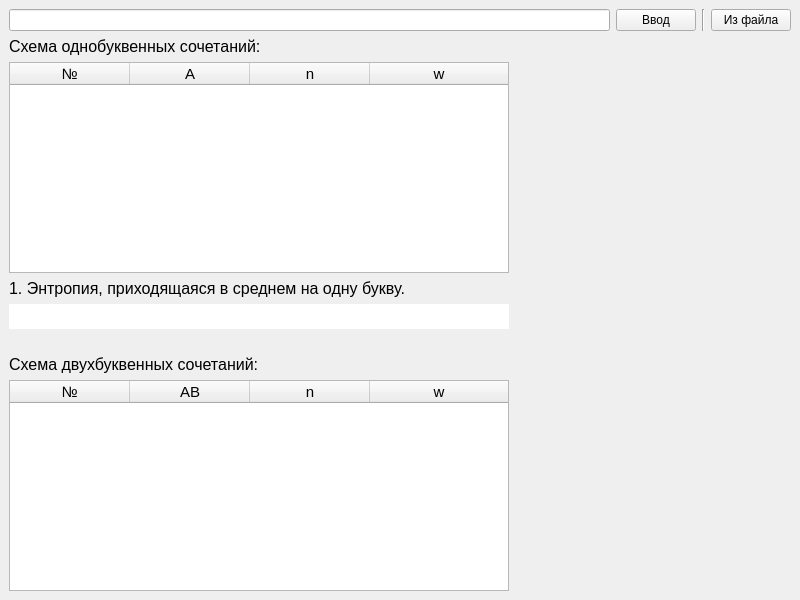
Old version of the form 3 course/teor_kodirovaniya/lab_2/mainwindow.ui in the repository Manerton/labs-se.
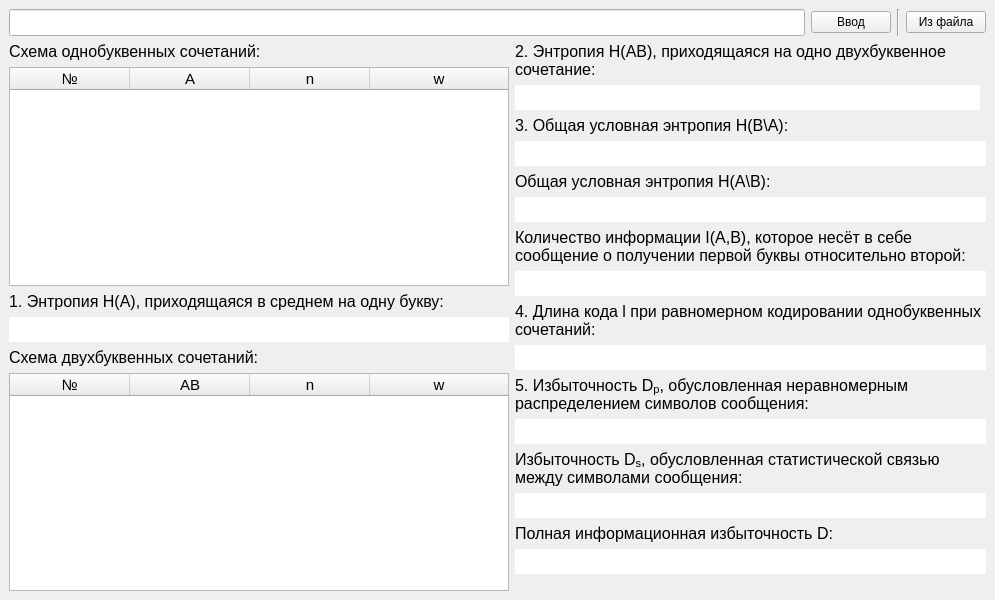
New version of the form. Icons and pictures are not drawn.

The edit to the form file:
```diff
--- a/3 course/teor_kodirovaniya/lab_2/mainwindow.ui
+++ b/3 course/teor_kodirovaniya/lab_2/mainwindow.ui
@@ -6,292 +6,551 @@
    <rect>
     <x>0</x>
     <y>0</y>
-    <width>800</width>
+    <width>995</width>
     <height>600</height>
    </rect>
   </property>
+  <property name="maximumSize">
+   <size>
+    <width>995</width>
+    <height>16777215</height>
+   </size>
+  </property>
   <property name="windowTitle">
    <string>Лабораторная №2. Обработка алфавита введенного сообщения. Катунин. С.</string>
   </property>
   <widget class="QWidget" name="centralwidget">
-   <layout class="QGridLayout" name="gridLayout_2" rowstretch="0,0,0,0,0,0,0,0,0,0">
-    <item row="2" column="0">
-     <widget class="QTableWidget" name="tableWidget_single">
-      <property name="sizePolicy">
-       <sizepolicy hsizetype="Preferred" vsizetype="Expanding">
-        <horstretch>0</horstretch>
-        <verstretch>0</verstretch>
-       </sizepolicy>
-      </property>
-      <property name="maximumSize">
-       <size>
-        <width>500</width>
-        <height>16777215</height>
-       </size>
-      </property>
-      <property name="gridStyle">
-       <enum>Qt::SolidLine</enum>
-      </property>
-      <attribute name="horizontalHeaderVisible">
-       <bool>true</bool>
-      </attribute>
-      <attribute name="horizontalHeaderCascadingSectionResizes">
-       <bool>false</bool>
-      </attribute>
-      <attribute name="horizontalHeaderMinimumSectionSize">
-       <number>35</number>
-      </attribute>
-      <attribute name="horizontalHeaderDefaultSectionSize">
-       <number>120</number>
-      </attribute>
-      <attribute name="horizontalHeaderShowSortIndicator" stdset="0">
-       <bool>false</bool>
-      </attribute>
-      <attribute name="horizontalHeaderStretchLastSection">
-       <bool>true</bool>
-      </attribute>
-      <attribute name="verticalHeaderVisible">
-       <bool>false</bool>
-      </attribute>
-      <attribute name="verticalHeaderMinimumSectionSize">
-       <number>19</number>
-      </attribute>
-      <column>
-       <property name="text">
-        <string>№</string>
-       </property>
-       <property name="font">
-        <font>
-         <pointsize>11</pointsize>
-        </font>
-       </property>
-      </column>
-      <column>
-       <property name="text">
-        <string>A</string>
-       </property>
-       <property name="font">
-        <font>
-         <pointsize>11</pointsize>
-        </font>
-       </property>
-      </column>
-      <column>
-       <property name="text">
-        <string>n</string>
-       </property>
-       <property name="font">
-        <font>
-         <pointsize>11</pointsize>
-        </font>
-       </property>
-      </column>
-      <column>
-       <property name="text">
-        <string>w</string>
-       </property>
-       <property name="font">
-        <font>
-         <pointsize>11</pointsize>
-        </font>
-       </property>
-      </column>
-     </widget>
-    </item>
-    <item row="4" column="0">
-     <widget class="QLabel" name="label_singleEntropy">
-      <property name="text">
-       <string>&lt;html&gt;&lt;head/&gt;&lt;body&gt;&lt;p&gt;&lt;span style=&quot; font-size:12pt;&quot;&gt;1. Энтропия, приходящаяся в среднем на одну букву.&lt;/span&gt;&lt;/p&gt;&lt;/body&gt;&lt;/html&gt;</string>
-      </property>
-     </widget>
-    </item>
-    <item row="7" column="0">
-     <widget class="QLabel" name="label_schema2">
-      <property name="text">
-       <string>&lt;html&gt;&lt;head/&gt;&lt;body&gt;&lt;p&gt;&lt;span style=&quot; font-size:12pt;&quot;&gt;Схема двухбуквенных сочетаний:&lt;/span&gt;&lt;/p&gt;&lt;/body&gt;&lt;/html&gt;</string>
-      </property>
-     </widget>
-    </item>
-    <item row="0" column="0">
-     <widget class="QLineEdit" name="lineEdit_text"/>
-    </item>
-    <item row="5" column="0">
-     <widget class="QLineEdit" name="lineEdit_singleEntropy">
-      <property name="maximumSize">
-       <size>
-        <width>500</width>
-        <height>16777215</height>
-       </size>
-      </property>
-      <property name="font">
-       <font>
-        <pointsize>12</pointsize>
-       </font>
-      </property>
-      <property name="frame">
-       <bool>false</bool>
-      </property>
-     </widget>
-    </item>
-    <item row="6" column="0">
-     <widget class="QLabel" name="singleEntropy_formula">
-      <property name="enabled">
-       <bool>true</bool>
-      </property>
-      <property name="maximumSize">
-       <size>
-        <width>500</width>
-        <height>500</height>
-       </size>
-      </property>
-      <property name="sizeIncrement">
-       <size>
-        <width>0</width>
-        <height>0</height>
-       </size>
-      </property>
-      <property name="text">
-       <string>&lt;html&gt;&lt;head/&gt;&lt;body&gt;&lt;p&gt;&lt;img src=&quot;:/1.gif&quot;/&gt;&lt;/p&gt;&lt;/body&gt;&lt;/html&gt;</string>
-      </property>
-      <property name="scaledContents">
-       <bool>false</bool>
-      </property>
-      <property name="alignment">
-       <set>Qt::AlignLeading|Qt::AlignLeft|Qt::AlignVCenter</set>
-      </property>
-      <property name="wordWrap">
-       <bool>false</bool>
-      </property>
-     </widget>
-    </item>
-    <item row="8" column="0">
-     <widget class="QTableWidget" name="tableWidget_double">
-      <property name="sizePolicy">
-       <sizepolicy hsizetype="Preferred" vsizetype="Expanding">
-        <horstretch>0</horstretch>
-        <verstretch>0</verstretch>
-       </sizepolicy>
-      </property>
-      <property name="maximumSize">
-       <size>
-        <width>500</width>
-        <height>16777215</height>
-       </size>
-      </property>
-      <property name="gridStyle">
-       <enum>Qt::SolidLine</enum>
-      </property>
-      <attribute name="horizontalHeaderVisible">
-       <bool>true</bool>
-      </attribute>
-      <attribute name="horizontalHeaderCascadingSectionResizes">
-       <bool>false</bool>
-      </attribute>
-      <attribute name="horizontalHeaderMinimumSectionSize">
-       <number>35</number>
-      </attribute>
-      <attribute name="horizontalHeaderDefaultSectionSize">
-       <number>120</number>
-      </attribute>
-      <attribute name="horizontalHeaderShowSortIndicator" stdset="0">
-       <bool>false</bool>
-      </attribute>
-      <attribute name="horizontalHeaderStretchLastSection">
-       <bool>true</bool>
-      </attribute>
-      <attribute name="verticalHeaderVisible">
-       <bool>false</bool>
-      </attribute>
-      <attribute name="verticalHeaderMinimumSectionSize">
-       <number>19</number>
-      </attribute>
-      <column>
-       <property name="text">
-        <string>№</string>
-       </property>
-       <property name="font">
-        <font>
-         <pointsize>11</pointsize>
-        </font>
-       </property>
-      </column>
-      <column>
-       <property name="text">
-        <string>AB</string>
-       </property>
-       <property name="font">
-        <font>
-         <pointsize>11</pointsize>
-        </font>
-       </property>
-      </column>
-      <column>
-       <property name="text">
-        <string>n</string>
-       </property>
-       <property name="font">
-        <font>
-         <pointsize>11</pointsize>
-        </font>
-       </property>
-      </column>
-      <column>
-       <property name="text">
-        <string>w</string>
-       </property>
-       <property name="font">
-        <font>
-         <pointsize>11</pointsize>
-        </font>
-       </property>
-      </column>
-     </widget>
-    </item>
-    <item row="0" column="3">
+   <layout class="QGridLayout" name="gridLayout_2" rowstretch="0,0,0,0,0,0,0,0,0,0,0,0,0,0" columnstretch="13,0,0,0,0,0">
+    <property name="sizeConstraint">
+     <enum>QLayout::SetDefaultConstraint</enum>
+    </property>
+    <item row="0" column="5">
      <widget class="QPushButton" name="pushButton_fromFile">
+      <property name="sizePolicy">
+       <sizepolicy hsizetype="Fixed" vsizetype="Fixed">
+        <horstretch>0</horstretch>
+        <verstretch>0</verstretch>
+       </sizepolicy>
+      </property>
       <property name="text">
        <string>Из файла</string>
       </property>
      </widget>
     </item>
-    <item row="0" column="1">
+    <item row="0" column="3">
      <widget class="QPushButton" name="pushButton_finishText">
+      <property name="sizePolicy">
+       <sizepolicy hsizetype="Fixed" vsizetype="Fixed">
+        <horstretch>0</horstretch>
+        <verstretch>0</verstretch>
+       </sizepolicy>
+      </property>
       <property name="text">
        <string>Ввод</string>
       </property>
      </widget>
     </item>
-    <item row="1" column="0" colspan="2">
-     <widget class="QLabel" name="label_schema1">
-      <property name="minimumSize">
-       <size>
-        <width>405</width>
-        <height>0</height>
-       </size>
-      </property>
-      <property name="maximumSize">
-       <size>
-        <width>405</width>
-        <height>16777215</height>
-       </size>
-      </property>
-      <property name="font">
-       <font>
-        <pointsize>12</pointsize>
-       </font>
-      </property>
-      <property name="text">
-       <string>Схема однобуквенных сочетаний:</string>
-      </property>
-     </widget>
-    </item>
-    <item row="0" column="2">
+    <item row="0" column="4">
      <widget class="Line" name="line">
       <property name="orientation">
        <enum>Qt::Vertical</enum>
       </property>
      </widget>
     </item>
+    <item row="3" column="1" rowspan="11" colspan="5">
+     <layout class="QVBoxLayout" name="verticalLayout" stretch="0,0,0,0,0,0,0,0,0,0,0,0,0,0,0,0,0">
+      <property name="sizeConstraint">
+       <enum>QLayout::SetMaximumSize</enum>
+      </property>
+      <item alignment="Qt::AlignTop">
+       <widget class="QLabel" name="label_doubleEntropy">
+        <property name="sizePolicy">
+         <sizepolicy hsizetype="Preferred" vsizetype="Preferred">
+          <horstretch>0</horstretch>
+          <verstretch>0</verstretch>
+         </sizepolicy>
+        </property>
+        <property name="text">
+         <string>&lt;html&gt;&lt;head/&gt;&lt;body&gt;&lt;p&gt;&lt;span style=&quot; font-size:12pt;&quot;&gt;2. Энтропия H(AB), приходящаяся на одно двухбуквенное сочетание:&lt;/span&gt;&lt;/p&gt;&lt;/body&gt;&lt;/html&gt;</string>
+        </property>
+        <property name="wordWrap">
+         <bool>true</bool>
+        </property>
+       </widget>
+      </item>
+      <item>
+       <widget class="QLineEdit" name="lineEdit_doubleEntropy">
+        <property name="sizePolicy">
+         <sizepolicy hsizetype="Preferred" vsizetype="Fixed">
+          <horstretch>0</horstretch>
+          <verstretch>0</verstretch>
+         </sizepolicy>
+        </property>
+        <property name="maximumSize">
+         <size>
+          <width>465</width>
+          <height>16777215</height>
+         </size>
+        </property>
+        <property name="font">
+         <font>
+          <pointsize>12</pointsize>
+         </font>
+        </property>
+        <property name="toolTip">
+         <string>&lt;html&gt;&lt;head/&gt;&lt;body&gt;&lt;p&gt;&lt;img src=&quot;:/2.gif&quot;/&gt;&lt;/p&gt;&lt;/body&gt;&lt;/html&gt;</string>
+        </property>
+        <property name="frame">
+         <bool>false</bool>
+        </property>
+        <property name="readOnly">
+         <bool>true</bool>
+        </property>
+       </widget>
+      </item>
+      <item>
+       <widget class="QLabel" name="label_uslovnayaEntropy">
+        <property name="text">
+         <string>&lt;html&gt;&lt;head/&gt;&lt;body&gt;&lt;p&gt;&lt;span style=&quot; font-size:12pt;&quot;&gt;3. Общая условная энтропия H(B\A):&lt;/span&gt;&lt;/p&gt;&lt;/body&gt;&lt;/html&gt;</string>
+        </property>
+       </widget>
+      </item>
+      <item>
+       <widget class="QLineEdit" name="lineEdit_uslovnayaEntropy">
+        <property name="font">
+         <font>
+          <pointsize>12</pointsize>
+         </font>
+        </property>
+        <property name="toolTip">
+         <string>&lt;html&gt;&lt;head/&gt;&lt;body&gt;&lt;p&gt;&lt;img src=&quot;:/3.gif&quot;/&gt;&lt;/p&gt;&lt;/body&gt;&lt;/html&gt;</string>
+        </property>
+        <property name="frame">
+         <bool>false</bool>
+        </property>
+        <property name="readOnly">
+         <bool>true</bool>
+        </property>
+       </widget>
+      </item>
+      <item>
+       <widget class="QLabel" name="label_uslovnayaEntropy2">
+        <property name="text">
+         <string>&lt;html&gt;&lt;head/&gt;&lt;body&gt;&lt;p&gt;&lt;span style=&quot; font-size:12pt;&quot;&gt;Общая условная энтропия H(A\B):&lt;/span&gt;&lt;/p&gt;&lt;/body&gt;&lt;/html&gt;</string>
+        </property>
+       </widget>
+      </item>
+      <item>
+       <widget class="QLineEdit" name="lineEdit_uslovnayaEntropy2">
+        <property name="font">
+         <font>
+          <pointsize>12</pointsize>
+         </font>
+        </property>
+        <property name="frame">
+         <bool>false</bool>
+        </property>
+        <property name="readOnly">
+         <bool>true</bool>
+        </property>
+       </widget>
+      </item>
+      <item>
+       <widget class="QLabel" name="label_info">
+        <property name="text">
+         <string>&lt;html&gt;&lt;head/&gt;&lt;body&gt;&lt;p&gt;&lt;span style=&quot; font-size:12pt;&quot;&gt;Количество информации I(A,B), которое несёт в себе сообщение о получении первой буквы относительно второй:&lt;/span&gt;&lt;/p&gt;&lt;/body&gt;&lt;/html&gt;</string>
+        </property>
+        <property name="wordWrap">
+         <bool>true</bool>
+        </property>
+       </widget>
+      </item>
+      <item>
+       <widget class="QLineEdit" name="lineEdit_info">
+        <property name="font">
+         <font>
+          <pointsize>12</pointsize>
+         </font>
+        </property>
+        <property name="toolTip">
+         <string>&lt;html&gt;&lt;head/&gt;&lt;body&gt;&lt;p&gt;&lt;img src=&quot;:/4.gif&quot;/&gt;&lt;/p&gt;&lt;/body&gt;&lt;/html&gt;</string>
+        </property>
+        <property name="frame">
+         <bool>false</bool>
+        </property>
+        <property name="readOnly">
+         <bool>true</bool>
+        </property>
+       </widget>
+      </item>
+      <item>
+       <widget class="QLabel" name="label_lengthOfCode">
+        <property name="text">
+         <string>&lt;html&gt;&lt;head/&gt;&lt;body&gt;&lt;p&gt;&lt;span style=&quot; font-size:12pt;&quot;&gt;4. Длина кода l при равномерном кодировании однобуквенных сочетаний:&lt;/span&gt;&lt;/p&gt;&lt;/body&gt;&lt;/html&gt;</string>
+        </property>
+        <property name="wordWrap">
+         <bool>true</bool>
+        </property>
+       </widget>
+      </item>
+      <item>
+       <widget class="QLineEdit" name="lineEdit_lengthOfCode">
+        <property name="font">
+         <font>
+          <pointsize>12</pointsize>
+         </font>
+        </property>
+        <property name="toolTip">
+         <string>&lt;html&gt;&lt;head/&gt;&lt;body&gt;&lt;p&gt;&lt;img src=&quot;:/5.gif&quot;/&gt;&lt;/p&gt;&lt;/body&gt;&lt;/html&gt;</string>
+        </property>
+        <property name="frame">
+         <bool>false</bool>
+        </property>
+        <property name="readOnly">
+         <bool>true</bool>
+        </property>
+       </widget>
+      </item>
+      <item>
+       <widget class="QLabel" name="label_Dp">
+        <property name="text">
+         <string>&lt;html&gt;&lt;head/&gt;&lt;body&gt;&lt;p&gt;&lt;span style=&quot; font-size:12pt;&quot;&gt;5. Избыточность D&lt;/span&gt;&lt;span style=&quot; font-size:12pt; vertical-align:sub;&quot;&gt;p&lt;/span&gt;&lt;span style=&quot; font-size:12pt;&quot;&gt;, обусловленная неравномерным распределением символов сообщения:&lt;/span&gt;&lt;/p&gt;&lt;/body&gt;&lt;/html&gt;</string>
+        </property>
+        <property name="wordWrap">
+         <bool>true</bool>
+        </property>
+       </widget>
+      </item>
+      <item>
+       <widget class="QLineEdit" name="lineEdit_Dp">
+        <property name="font">
+         <font>
+          <pointsize>12</pointsize>
+         </font>
+        </property>
+        <property name="toolTip">
+         <string>&lt;html&gt;&lt;head/&gt;&lt;body&gt;&lt;p&gt;&lt;img src=&quot;:/6.gif&quot;/&gt;&lt;/p&gt;&lt;/body&gt;&lt;/html&gt;</string>
+        </property>
+        <property name="frame">
+         <bool>false</bool>
+        </property>
+        <property name="readOnly">
+         <bool>true</bool>
+        </property>
+       </widget>
+      </item>
+      <item>
+       <widget class="QLabel" name="label_Ds">
+        <property name="text">
+         <string>&lt;html&gt;&lt;head/&gt;&lt;body&gt;&lt;p&gt;&lt;span style=&quot; font-size:12pt;&quot;&gt;Избыточность D&lt;/span&gt;&lt;span style=&quot; font-size:12pt; vertical-align:sub;&quot;&gt;s&lt;/span&gt;&lt;span style=&quot; font-size:12pt;&quot;&gt;, обусловленная статистической связью между символами сообщения:&lt;/span&gt;&lt;/p&gt;&lt;/body&gt;&lt;/html&gt;</string>
+        </property>
+        <property name="wordWrap">
+         <bool>true</bool>
+        </property>
+       </widget>
+      </item>
+      <item>
+       <widget class="QLineEdit" name="lineEdit_Ds">
+        <property name="font">
+         <font>
+          <pointsize>12</pointsize>
+         </font>
+        </property>
+        <property name="toolTip">
+         <string>&lt;html&gt;&lt;head/&gt;&lt;body&gt;&lt;p&gt;&lt;img src=&quot;:/7.gif&quot;/&gt;&lt;/p&gt;&lt;/body&gt;&lt;/html&gt;</string>
+        </property>
+        <property name="frame">
+         <bool>false</bool>
+        </property>
+        <property name="readOnly">
+         <bool>true</bool>
+        </property>
+       </widget>
+      </item>
+      <item>
+       <widget class="QLabel" name="label_D">
+        <property name="text">
+         <string>&lt;html&gt;&lt;head/&gt;&lt;body&gt;&lt;p&gt;&lt;span style=&quot; font-size:12pt;&quot;&gt;Полная информационная избыточность D:&lt;/span&gt;&lt;/p&gt;&lt;/body&gt;&lt;/html&gt;</string>
+        </property>
+       </widget>
+      </item>
+      <item>
+       <widget class="QLineEdit" name="lineEdit_D">
+        <property name="font">
+         <font>
+          <pointsize>12</pointsize>
+         </font>
+        </property>
+        <property name="toolTip">
+         <string>&lt;html&gt;&lt;head/&gt;&lt;body&gt;&lt;p&gt;&lt;img src=&quot;:/8.gif&quot;/&gt;&lt;/p&gt;&lt;/body&gt;&lt;/html&gt;</string>
+        </property>
+        <property name="frame">
+         <bool>false</bool>
+        </property>
+        <property name="readOnly">
+         <bool>true</bool>
+        </property>
+       </widget>
+      </item>
+      <item>
+       <spacer name="verticalSpacer">
+        <property name="orientation">
+         <enum>Qt::Vertical</enum>
+        </property>
+        <property name="sizeHint" stdset="0">
+         <size>
+          <width>20</width>
+          <height>40</height>
+         </size>
+        </property>
+       </spacer>
+      </item>
+     </layout>
+    </item>
+    <item row="3" column="0" rowspan="11">
+     <layout class="QVBoxLayout" name="verticalLayout_2">
+      <property name="sizeConstraint">
+       <enum>QLayout::SetDefaultConstraint</enum>
+      </property>
+      <item>
+       <widget class="QLabel" name="label_schema1">
+        <property name="minimumSize">
+         <size>
+          <width>405</width>
+          <height>0</height>
+         </size>
+        </property>
+        <property name="maximumSize">
+         <size>
+          <width>405</width>
+          <height>16777215</height>
+         </size>
+        </property>
+        <property name="font">
+         <font>
+          <pointsize>12</pointsize>
+         </font>
+        </property>
+        <property name="text">
+         <string>Схема однобуквенных сочетаний:</string>
+        </property>
+       </widget>
+      </item>
+      <item>
+       <widget class="QTableWidget" name="tableWidget_single">
+        <property name="sizePolicy">
+         <sizepolicy hsizetype="Preferred" vsizetype="Expanding">
+          <horstretch>0</horstretch>
+          <verstretch>0</verstretch>
+         </sizepolicy>
+        </property>
+        <property name="maximumSize">
+         <size>
+          <width>500</width>
+          <height>16777215</height>
+         </size>
+        </property>
+        <property name="gridStyle">
+         <enum>Qt::SolidLine</enum>
+        </property>
+        <attribute name="horizontalHeaderVisible">
+         <bool>true</bool>
+        </attribute>
+        <attribute name="horizontalHeaderCascadingSectionResizes">
+         <bool>false</bool>
+        </attribute>
+        <attribute name="horizontalHeaderMinimumSectionSize">
+         <number>35</number>
+        </attribute>
+        <attribute name="horizontalHeaderDefaultSectionSize">
+         <number>120</number>
+        </attribute>
+        <attribute name="horizontalHeaderShowSortIndicator" stdset="0">
+         <bool>false</bool>
+        </attribute>
+        <attribute name="horizontalHeaderStretchLastSection">
+         <bool>true</bool>
+        </attribute>
+        <attribute name="verticalHeaderVisible">
+         <bool>false</bool>
+        </attribute>
+        <attribute name="verticalHeaderMinimumSectionSize">
+         <number>19</number>
+        </attribute>
+        <column>
+         <property name="text">
+          <string>№</string>
+         </property>
+         <property name="font">
+          <font>
+           <pointsize>11</pointsize>
+          </font>
+         </property>
+        </column>
+        <column>
+         <property name="text">
+          <string>A</string>
+         </property>
+         <property name="font">
+          <font>
+           <pointsize>11</pointsize>
+          </font>
+         </property>
+        </column>
+        <column>
+         <property name="text">
+          <string>n</string>
+         </property>
+         <property name="font">
+          <font>
+           <pointsize>11</pointsize>
+          </font>
+         </property>
+        </column>
+        <column>
+         <property name="text">
+          <string>w</string>
+         </property>
+         <property name="font">
+          <font>
+           <pointsize>11</pointsize>
+          </font>
+         </property>
+        </column>
+       </widget>
+      </item>
+      <item>
+       <widget class="QLabel" name="label_singleEntropy">
+        <property name="text">
+         <string>&lt;html&gt;&lt;head/&gt;&lt;body&gt;&lt;p&gt;&lt;span style=&quot; font-size:12pt;&quot;&gt;1. Энтропия H(A), приходящаяся в среднем на одну букву:&lt;/span&gt;&lt;/p&gt;&lt;/body&gt;&lt;/html&gt;</string>
+        </property>
+       </widget>
+      </item>
+      <item>
+       <widget class="QLineEdit" name="lineEdit_singleEntropy">
+        <property name="maximumSize">
+         <size>
+          <width>500</width>
+          <height>16777215</height>
+         </size>
+        </property>
+        <property name="font">
+         <font>
+          <pointsize>12</pointsize>
+         </font>
+        </property>
+        <property name="toolTip">
+         <string>&lt;html&gt;&lt;head/&gt;&lt;body&gt;&lt;p&gt;&lt;img src=&quot;:/1.gif&quot;/&gt;&lt;/p&gt;&lt;/body&gt;&lt;/html&gt;</string>
+        </property>
+        <property name="frame">
+         <bool>false</bool>
+        </property>
+        <property name="readOnly">
+         <bool>true</bool>
+        </property>
+       </widget>
+      </item>
+      <item>
+       <widget class="QLabel" name="label_schema2">
+        <property name="text">
+         <string>&lt;html&gt;&lt;head/&gt;&lt;body&gt;&lt;p&gt;&lt;span style=&quot; font-size:12pt;&quot;&gt;Схема двухбуквенных сочетаний:&lt;/span&gt;&lt;/p&gt;&lt;/body&gt;&lt;/html&gt;</string>
+        </property>
+       </widget>
+      </item>
+      <item>
+       <widget class="QTableWidget" name="tableWidget_double">
+        <property name="sizePolicy">
+         <sizepolicy hsizetype="Preferred" vsizetype="Expanding">
+          <horstretch>0</horstretch>
+          <verstretch>0</verstretch>
+         </sizepolicy>
+        </property>
+        <property name="maximumSize">
+         <size>
+          <width>500</width>
+          <height>16777215</height>
+         </size>
+        </property>
+        <property name="gridStyle">
+         <enum>Qt::SolidLine</enum>
+        </property>
+        <attribute name="horizontalHeaderVisible">
+         <bool>true</bool>
+        </attribute>
+        <attribute name="horizontalHeaderCascadingSectionResizes">
+         <bool>false</bool>
+        </attribute>
+        <attribute name="horizontalHeaderMinimumSectionSize">
+         <number>35</number>
+        </attribute>
+        <attribute name="horizontalHeaderDefaultSectionSize">
+         <number>120</number>
+        </attribute>
+        <attribute name="horizontalHeaderShowSortIndicator" stdset="0">
+         <bool>false</bool>
+        </attribute>
+        <attribute name="horizontalHeaderStretchLastSection">
+         <bool>true</bool>
+        </attribute>
+        <attribute name="verticalHeaderVisible">
+         <bool>false</bool>
+        </attribute>
+        <attribute name="verticalHeaderMinimumSectionSize">
+         <number>19</number>
+        </attribute>
+        <column>
+         <property name="text">
+          <string>№</string>
+         </property>
+         <property name="font">
+          <font>
+           <pointsize>11</pointsize>
+          </font>
+         </property>
+        </column>
+        <column>
+         <property name="text">
+          <string>AB</string>
+         </property>
+         <property name="font">
+          <font>
+           <pointsize>11</pointsize>
+          </font>
+         </property>
+        </column>
+        <column>
+         <property name="text">
+          <string>n</string>
+         </property>
+         <property name="font">
+          <font>
+           <pointsize>11</pointsize>
+          </font>
+         </property>
+        </column>
+        <column>
+         <property name="text">
+          <string>w</string>
+         </property>
+         <property name="font">
+          <font>
+           <pointsize>11</pointsize>
+          </font>
+         </property>
+        </column>
+       </widget>
+      </item>
+     </layout>
+    </item>
+    <item row="0" column="0" colspan="3">
+     <widget class="QLineEdit" name="lineEdit_text">
+      <property name="font">
+       <font>
+        <pointsize>12</pointsize>
+       </font>
+      </property>
+     </widget>
+    </item>
    </layout>
   </widget>
  </widget>
```
